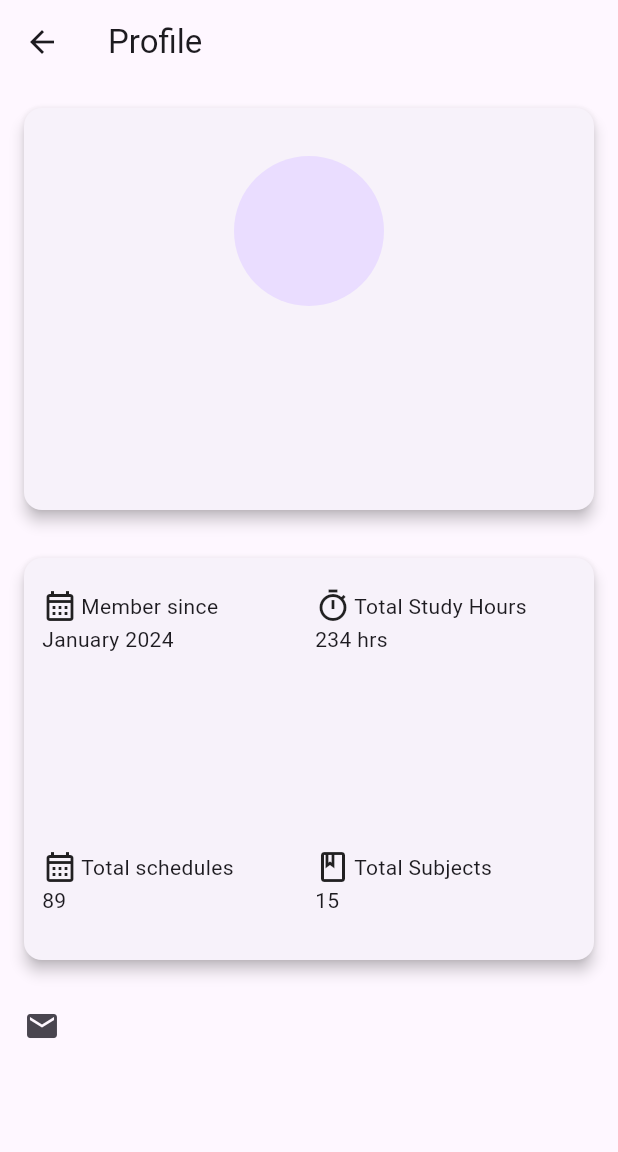
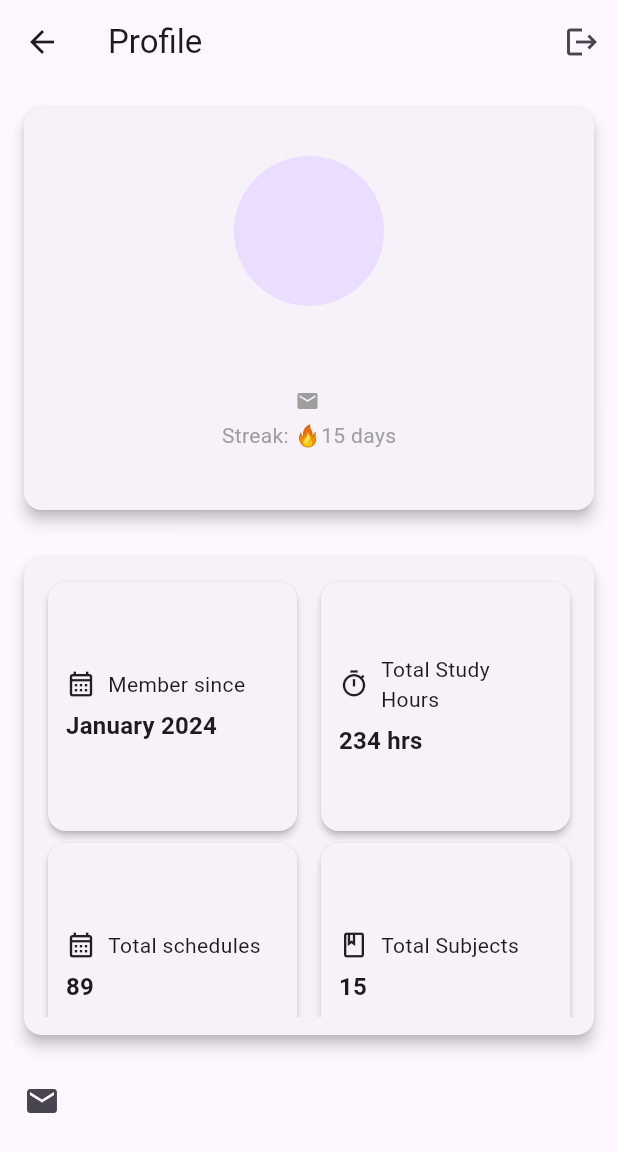
Before and after one commit to BrightBanda/LockIn-Smart-Study, a Flutter app: the ProfilePage screen opened by its route, on a phone screen of 412 x 824 dp. Shown: the top 1152 px of the screen. Run offline on Flutter 3.47's test engine with Material 3 defaults, Android fonts, the phone set to English and light mode, and no system bars; our stand-ins replace cloud_firestore, firebase_auth, firebase_core, flutter_riverpod, flutter_slidable, google_sign_in and 2 more; accounts and stored records are empty; network calls fail.

Commit message:
feat: enhance profile page with logout functionality and improve profile details display

```diff
--- a/lib/src/presentation/view/home_page.dart
+++ b/lib/src/presentation/view/home_page.dart
@@ -107,7 +107,7 @@ class Homepage extends ConsumerWidget {
               leading: Icon(Icons.logout_outlined),
               title: Text('Logout'),
               onTap: () async {
-                Navigator.pop(context); // close the drawer first
+                Navigator.pop(context);
                 try {
                   await ref.read(googleAuthServiceProvider).signOut();
                 } catch (e) {
--- a/lib/src/presentation/view/profile_page.dart
+++ b/lib/src/presentation/view/profile_page.dart
@@ -16,7 +16,23 @@ class ProfilePage extends ConsumerWidget {
     }
 
     return Scaffold(
-      appBar: AppBar(title: const Text('Profile')),
+      appBar: AppBar(
+        title: const Text('Profile'),
+        actions: [
+          IconButton(
+            icon: const Icon(Icons.logout),
+            onPressed: () async {
+              try {
+                await ref.read(googleAuthServiceProvider).signOut();
+              } catch (e) {
+                ScaffoldMessenger.of(
+                  context,
+                ).showSnackBar(SnackBar(content: Text('Logout failed: $e')));
+              }
+            },
+          ),
+        ],
+      ),
       body: SafeArea(
         child: ListView(
           children: [
@@ -26,6 +42,7 @@ class ProfilePage extends ConsumerWidget {
                   : null,
               displayName: user.displayName,
               email: user.email,
+              streak: "Streak: 🔥15 days",
             ),
             ProfileOverview(),
             ListTile(
--- a/lib/src/utils/profile/overview_details_card.dart
+++ b/lib/src/utils/profile/overview_details_card.dart
@@ -13,13 +13,36 @@ class OverviewDetailsCard extends StatelessWidget {
 
   @override
   Widget build(BuildContext context) {
-    return Column(
-      crossAxisAlignment: CrossAxisAlignment.start,
-      children: [
-        SizedBox(height: 8),
-        Row(children: [Icon(icon), SizedBox(width: 2), Text(title)]),
-        Column(children: [Text(detail)]),
-      ],
+    return Card(
+      elevation: 2,
+      child: Padding(
+        padding: const EdgeInsets.all(12),
+        child: Column(
+          mainAxisAlignment: MainAxisAlignment.center,
+          crossAxisAlignment: CrossAxisAlignment.start,
+          children: [
+            Row(
+              children: [
+                Icon(icon, size: 20),
+                const SizedBox(width: 8),
+                Expanded(
+                  child: Text(
+                    title,
+                    style: Theme.of(context).textTheme.bodyMedium,
+                  ),
+                ),
+              ],
+            ),
+            const SizedBox(height: 6),
+            Text(
+              detail,
+              style: Theme.of(
+                context,
+              ).textTheme.titleMedium?.copyWith(fontWeight: FontWeight.bold),
+            ),
+          ],
+        ),
+      ),
     );
   }
 }
--- a/lib/src/utils/profile/profile_head.dart
+++ b/lib/src/utils/profile/profile_head.dart
@@ -4,11 +4,13 @@ class ProfileHead extends StatelessWidget {
   final ImageProvider<Object>? backgroundImage;
   final String? displayName;
   final String? email;
+  final String? streak;
   const ProfileHead({
     super.key,
     required this.backgroundImage,
     required this.displayName,
     required this.email,
+    required this.streak,
   });
 
   @override
@@ -33,8 +35,20 @@ class ProfileHead extends StatelessWidget {
 
             const SizedBox(height: 8),
 
+            Row(
+              mainAxisAlignment: MainAxisAlignment.center,
+              children: [
+                Icon(Icons.email, size: 16, color: Colors.grey),
+                const SizedBox(width: 2),
+                Text(
+                  email ?? 'No email',
+                  style: const TextStyle(color: Colors.grey),
+                ),
+              ],
+            ),
+            const SizedBox(height: 2),
             Text(
-              email ?? 'No email',
+              streak ?? 'No streak',
               style: const TextStyle(color: Colors.grey),
             ),
           ],
--- a/lib/src/utils/profile/profile_overview.dart
+++ b/lib/src/utils/profile/profile_overview.dart
@@ -7,7 +7,7 @@ class ProfileOverview extends StatelessWidget {
   @override
   Widget build(BuildContext context) {
     return Container(
-      height: 300,
+      height: 350,
       child: Card(
         margin: const EdgeInsets.all(16),
         elevation: 4,
```
